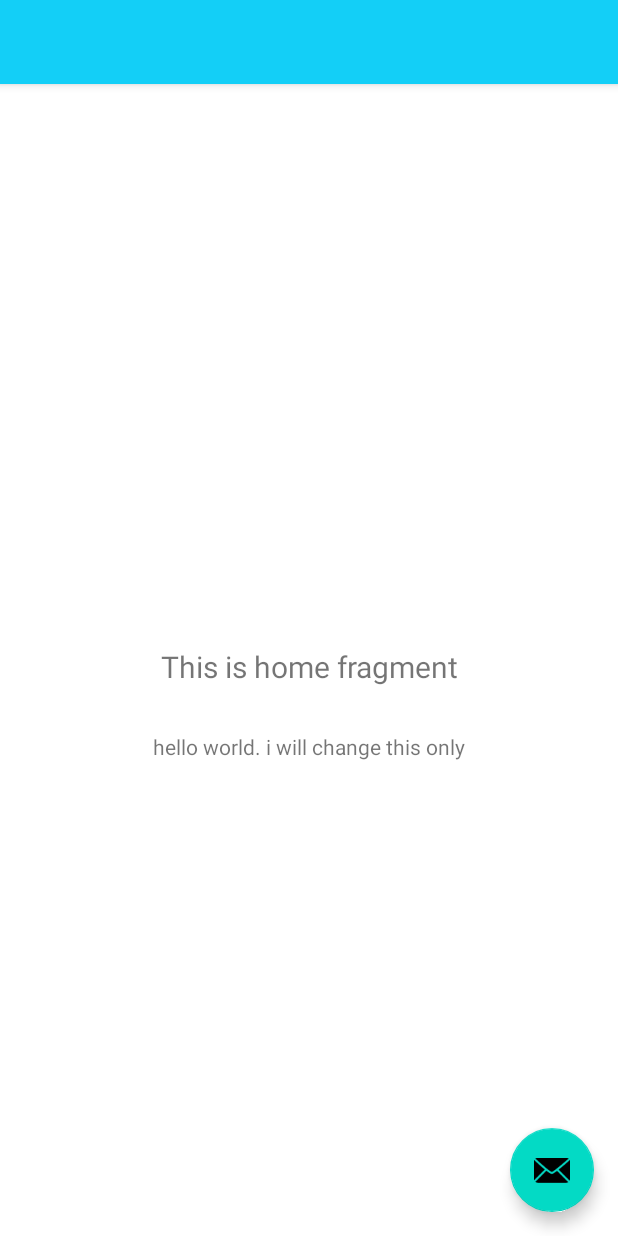
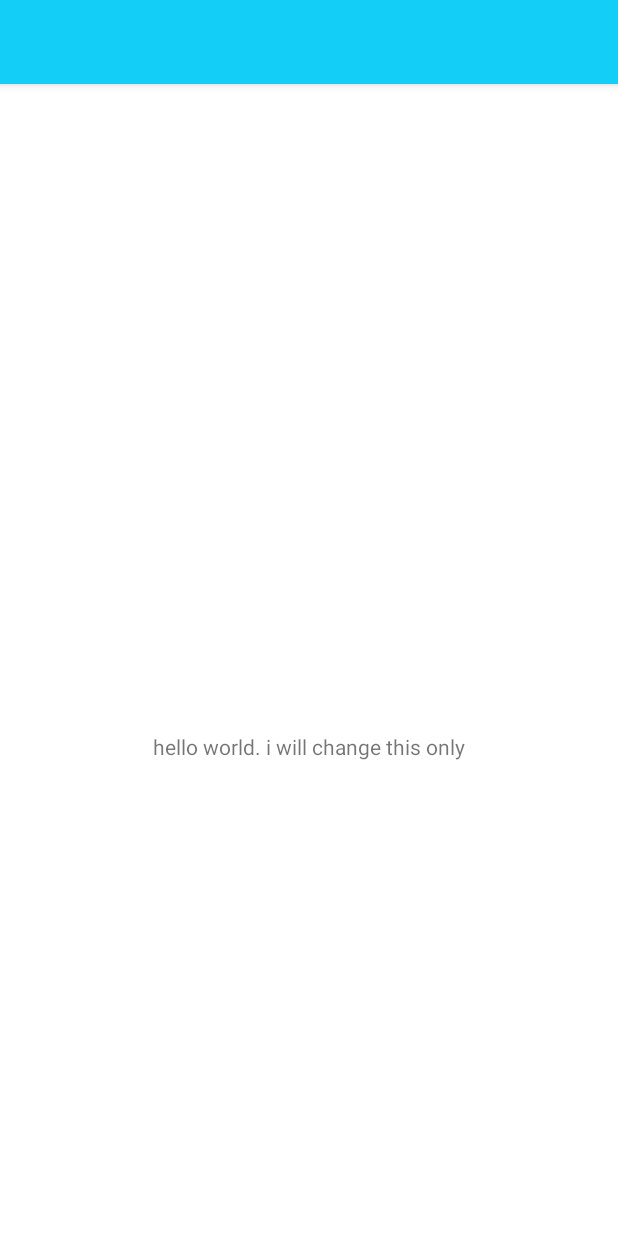
Before and after one commit to rlacksals96/EV-Sherpa, an Android app: the layout app_bar_main.xml on its own in the app's theme, with its tools: preview values and no code run, on a phone screen of 412 x 824 dp. Run offline under Robolectric (Android 15) with nearby library versions, the phone set to English and light mode, and no system bars; Roboto replaces fonts that are not available here.

Commit message:
del: model of each fragment, fab in main activity
*Model은 불필요하여 우선 주석처리함. 추후 불필요한 것 확인되면 아예 제거하는 방향으로 진행. 우선 파일은 유지함.

```diff
--- a/app/src/main/java/com/example/evsherpa/SignUpActivity.java
+++ b/app/src/main/java/com/example/evsherpa/SignUpActivity.java
@@ -60,10 +60,11 @@ public class SignUpActivity extends AppCompatActivity {
 //                        Log.d("before_try",response);
 
                         try {
-                            Log.d("after_try",response);
+//                            Log.d("after_try",response);
 
                             JSONObject jsonObject=new JSONObject(response);
-                            boolean success=jsonObject.getBoolean("success");
+//                            boolean success=jsonObject.getBoolean("success");
+                            boolean success=true; //서버와 연결시 위에 있는 코드로 변경.
 //                            Log.d("find success",success+"");
 //                            Toast.makeText(getApplicationContext(),"access onResponse",Toast.LENGTH_SHORT).show();
 
--- a/app/src/main/java/com/example/evsherpa/ui/home/HomeFragment.java
+++ b/app/src/main/java/com/example/evsherpa/ui/home/HomeFragment.java
@@ -20,16 +20,16 @@ public class HomeFragment extends Fragment {
 
     public View onCreateView(@NonNull LayoutInflater inflater,
                              ViewGroup container, Bundle savedInstanceState) {
-        homeViewModel =
-                new ViewModelProvider(this).get(HomeViewModel.class);
+//        homeViewModel =
+//                new ViewModelProvider(this).get(HomeViewModel.class);
         View root = inflater.inflate(R.layout.fragment_home, container, false);
-        final TextView textView = root.findViewById(R.id.text_home);
-        homeViewModel.getText().observe(getViewLifecycleOwner(), new Observer<String>() {
-            @Override
-            public void onChanged(@Nullable String s) {
-                textView.setText(s);
-            }
-        });
+//        final TextView textView = root.findViewById(R.id.text_home);
+//        homeViewModel.getText().observe(getViewLifecycleOwner(), new Observer<String>() {
+//            @Override
+//            public void onChanged(@Nullable String s) {
+//                textView.setText(s);
+//            }
+//        });
         return root;
     }
 }
--- a/app/src/main/java/com/example/evsherpa/ui/login/LoginActivity.java
+++ b/app/src/main/java/com/example/evsherpa/ui/login/LoginActivity.java
@@ -118,6 +118,7 @@ public class LoginActivity extends AppCompatActivity {
                             JSONObject jsonObject=new JSONObject("{\"success\":true}"); // 추후제거
                             boolean success=true; //추후제거
 
+                            // TODO: 로그인 성공시 sharedPreferences 이용해서 입력했던 정보 자동완성 되도록 만들기.
                             if(success){
                                 Log.d("test","test");
 //                                String email=jsonObject.getString("email");
--- a/app/src/main/res/layout/app_bar_main.xml
+++ b/app/src/main/res/layout/app_bar_main.xml
@@ -22,12 +22,6 @@
 
     <include layout="@layout/content_main" />
 
-    <com.google.android.material.floatingactionbutton.FloatingActionButton
-        android:id="@+id/fab"
-        android:layout_width="wrap_content"
-        android:layout_height="wrap_content"
-        android:layout_gravity="bottom|end"
-        android:layout_margin="@dimen/fab_margin"
-        app:srcCompat="@android:drawable/ic_dialog_email" />
+
 
 </androidx.coordinatorlayout.widget.CoordinatorLayout>
```
Also changed, not shown: app/src/main/assets/charger_info.json (added, +42 -0 lines), app/src/main/java/com/example/evsherpa/MainActivity.java (+8 -8 lines), app/src/main/java/com/example/evsherpa/ui/carInfo/CarInfoFragment.java (+9 -9 lines), app/src/main/java/com/example/evsherpa/ui/carOutlet/CarOutletFragment.java (+9 -9 lines), app/src/main/java/com/example/evsherpa/ui/profile/ProfileFragment.java (+9 -9 lines), app/src/main/java/com/example/evsherpa/ui/setting/SettingFragment.java (+9 -9 lines), app/src/main/java/com/example/evsherpa/ui/subsidyInfo/SubsidyInfoFragment.java (+9 -9 lines), app/src/main/java/com/example/evsherpa/ui/subsidyStatus/SubsidyStatusFragment.java (+9 -9 lines).
